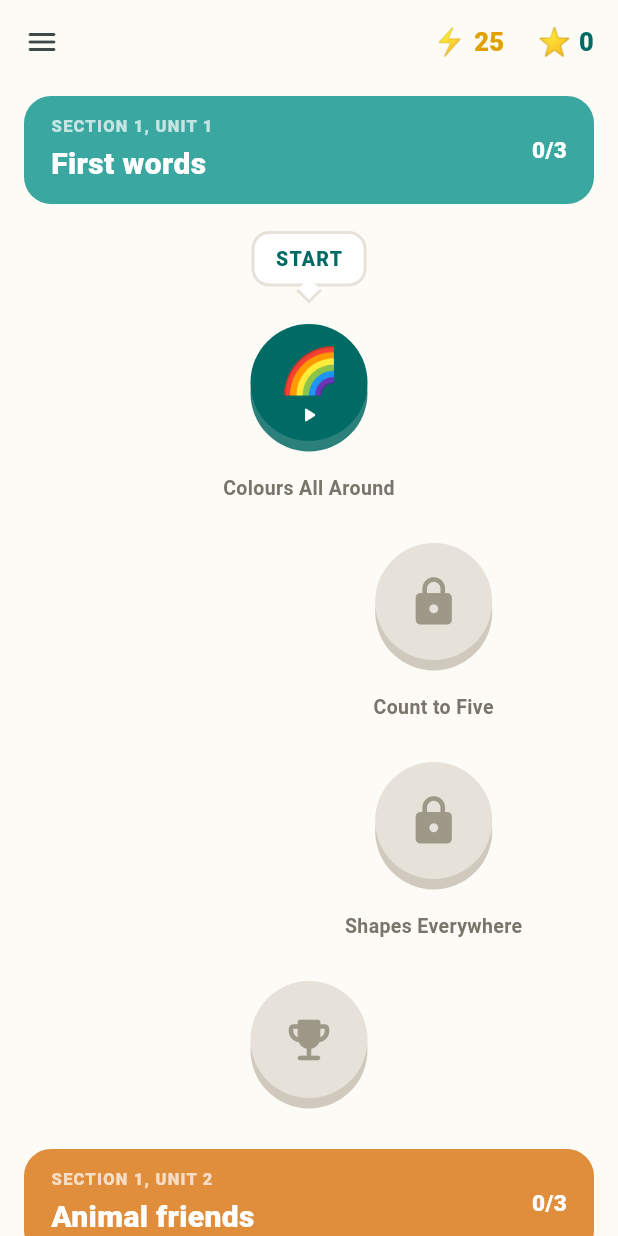
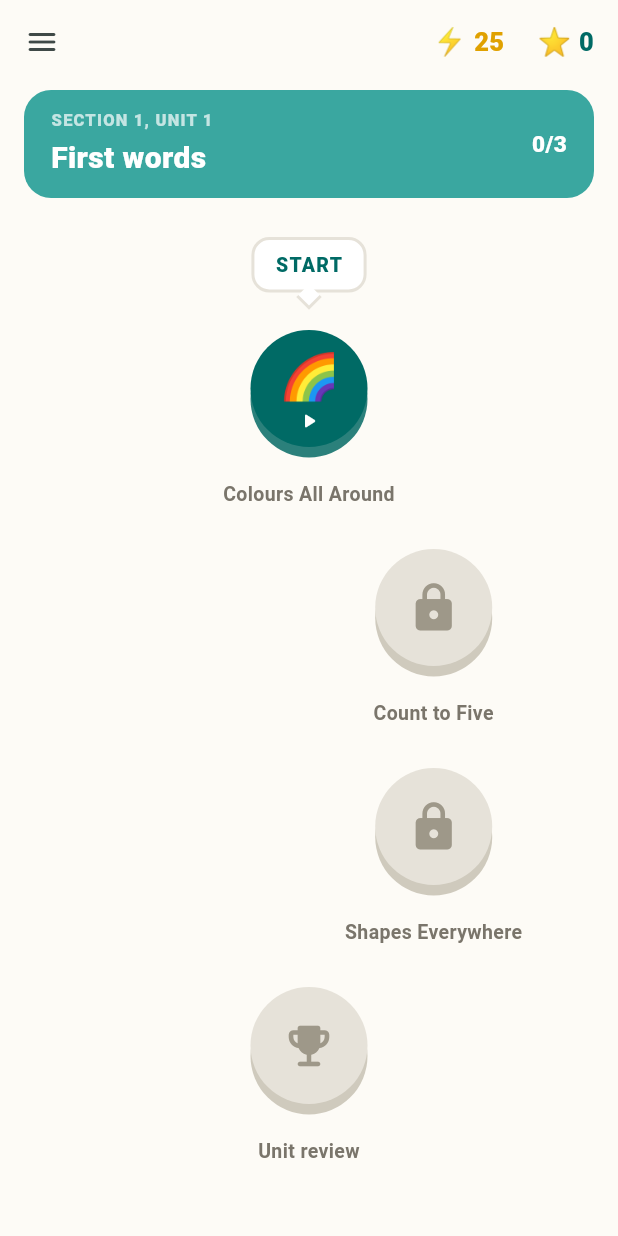
Before and after one commit to damiapp/kids-books, a Flutter app: the screen it shows once a user with an empty profile is signed in, on a phone screen of 412 x 824 dp. Run offline on Flutter 3.47's test engine with Material 3 defaults, Android fonts, the phone set to English and light mode, and no system bars; our stand-ins replace firebase_auth, firebase_core, flutter_tts, shared_preferences; missing offline and left inert: purchases_flutter; accounts and stored records are empty.

Commit message:
Show one unit banner at a time, and make the trophy a real review lesson
Every unit header was a pinned sliver, so scrolling stacked them on top
of each other and they ate the screen — by unit 3 the banners covered
the trail itself. Now there's a single banner above the list whose
contents swap to whichever unit you've scrolled into, measured by a
scroll listener against each section's box.

The trophy was also just decoration: locked, or gold once the unit was
done, and never tappable. It now plays a unit review — six words pulled
round-robin from every lesson in that unit so the whole section gets
tested, built at runtime by _reviewLesson and tracked as
`review_<unit id>`. The word order is seeded by the unit id, so quitting
mid-review and coming back resumes on the right word. It costs energy
and replays free, same as any other lesson.

LessonUnit gains an `id` for that tracking key.

Bumps to 0.7.1+13.
Co-Authored-By: Claude Opus 5 <noreply@anthropic.com>
Claude-Session: https://claude.ai/code/session_01HfN1WFWwEEC8eDXrWps3Gx

```diff
--- a/lib/data/lesson_catalog.dart
+++ b/lib/data/lesson_catalog.dart
@@ -5,11 +5,15 @@ import '../models/lesson.dart';
 /// in the order they unlock.
 class LessonUnit {
   const LessonUnit({
+    required this.id,
     required this.section,
     required this.title,
     required this.color,
     required this.lessonIds,
   });
+
+  /// Stable id — the unit's review lesson is tracked as `review_<id>`.
+  final String id;
 
   /// Small label above the title, e.g. "SECTION 1, UNIT 1".
   final String section;
@@ -43,30 +47,35 @@ class LessonCatalog {
   /// finished, so order here is what gates progression.
   static const List<LessonUnit> units = [
     LessonUnit(
+      id: 'first_words',
       section: 'SECTION 1, UNIT 1',
       title: 'First words',
       color: Color(0xFF3AA7A0),
       lessonIds: ['colours', 'numbers', 'shapes'],
     ),
     LessonUnit(
+      id: 'animal_friends',
       section: 'SECTION 1, UNIT 2',
       title: 'Animal friends',
       color: Color(0xFFE08D3C),
       lessonIds: ['animals', 'farm', 'garden'],
     ),
     LessonUnit(
+      id: 'every_day',
       section: 'SECTION 1, UNIT 3',
       title: 'Every day',
       color: Color(0xFF7C6BB5),
       lessonIds: ['food', 'body', 'clothes'],
     ),
     LessonUnit(
+      id: 'my_world',
       section: 'SECTION 1, UNIT 4',
       title: 'My world',
       color: Color(0xFF3D8BC4),
       lessonIds: ['family', 'weather', 'vehicles'],
     ),
     LessonUnit(
+      id: 'how_i_feel',
       section: 'SECTION 1, UNIT 5',
       title: 'How I feel',
       color: Color(0xFFD45D79),
--- a/lib/screens/path_screen.dart
+++ b/lib/screens/path_screen.dart
@@ -36,10 +36,69 @@ class PathScreen extends StatefulWidget {
 }
 
 class _PathScreenState extends State<PathScreen> {
+  final _scrollKey = GlobalKey();
+  late final List<GlobalKey> _unitKeys =
+      List.generate(LessonCatalog.units.length, (_) => GlobalKey());
+
+  /// Which unit the single banner at the top is currently showing.
+  int _activeUnit = 0;
+
   @override
   void initState() {
     super.initState();
     widget.energy.refresh();
+  }
+
+  /// The banner shows whichever unit has scrolled up past the top of the
+  /// list — only one is ever on screen, so they can't stack up.
+  void _updateActiveUnit() {
+    final scrollBox = _scrollKey.currentContext?.findRenderObject();
+    if (scrollBox is! RenderBox || !scrollBox.attached) return;
+    final listTop = scrollBox.localToGlobal(Offset.zero).dy;
+
+    var active = 0;
+    for (var i = 0; i < _unitKeys.length; i++) {
+      // Units far off screen aren't laid out yet, so they just don't vote.
+      final box = _unitKeys[i].currentContext?.findRenderObject();
+      if (box is! RenderBox || !box.attached) continue;
+      if (box.localToGlobal(Offset.zero).dy <= listTop + 8) active = i;
+    }
+    if (active != _activeUnit) setState(() => _activeUnit = active);
+  }
+
+  /// A unit's trophy lesson: a shuffled mix pulled from every lesson in
+  /// that unit, so it tests the whole section rather than one topic. The
+  /// seed is the unit id, so the order is stable — a half-finished review
+  /// resumes on the word it left off on.
+  Lesson _reviewLesson(LessonUnit unit) {
+    final perLesson = [
+      for (final id in unit.lessonIds)
+        LessonCatalog.byId(id).words.toList()
+          ..shuffle(Random(unit.id.hashCode ^ id.hashCode)),
+    ];
+
+    // Round-robin so every lesson in the unit is represented.
+    final picked = <LessonWord>[];
+    for (var round = 0; picked.length < 6; round++) {
+      var addedAny = false;
+      for (final words in perLesson) {
+        if (round < words.length && picked.length < 6) {
+          picked.add(words[round]);
+          addedAny = true;
+        }
+      }
+      if (!addedAny) break;
+    }
+    picked.shuffle(Random(unit.id.hashCode));
+
+    return Lesson(
+      id: 'review_${unit.id}',
+      title: '${unit.title} review',
+      subtitle: 'A mix of everything in this unit',
+      coverEmoji: '🏆',
+      coverColor: unit.color,
+      words: picked,
+    );
   }
 
   /// Every lesson, in unlock order.
@@ -88,12 +147,12 @@ class _PathScreenState extends State<PathScreen> {
     ));
   }
 
-  void _showLocked(BuildContext context) {
+  void _showLocked(BuildContext context, String message) {
     ScaffoldMessenger.of(context)
       ..clearSnackBars()
-      ..showSnackBar(const SnackBar(
-        content: Text('Finish the lesson before this one first.'),
-        duration: Duration(seconds: 2),
+      ..showSnackBar(SnackBar(
+        content: Text(message),
+        duration: const Duration(seconds: 2),
       ));
   }
 
@@ -157,6 +216,71 @@ class _PathScreenState extends State<PathScreen> {
     );
   }
 
+  /// One unit's stretch of trail: a node per lesson, then the trophy that
+  /// plays the unit's review.
+  Widget _unitSection(
+    BuildContext context,
+    LessonUnit unit,
+    int unitIndex,
+    Key sectionKey,
+  ) {
+    final rows = <Widget>[];
+
+    for (var i = 0; i < unit.lessonIds.length; i++) {
+      final lesson = LessonCatalog.byId(unit.lessonIds[i]);
+      final state = _stateOf(lesson);
+      rows.add(_PathRow(
+        index: i,
+        label: lesson.title,
+        child: _PathNode(
+          state: state,
+          icon: state == _NodeState.completed
+              ? Icons.star_rounded
+              : state == _NodeState.current
+                  ? Icons.play_arrow_rounded
+                  : Icons.lock_rounded,
+          emoji: state == _NodeState.locked ? null : lesson.coverEmoji,
+          progress: state == _NodeState.current ? _progressOf(lesson) : null,
+          showStart: state == _NodeState.current,
+          onTap: state == _NodeState.locked
+              ? () => _showLocked(
+                  context, 'Finish the lesson before this one first.')
+              : () => _openLesson(context, lesson),
+        ),
+      ));
+    }
+
+    final unitDone = unit.lessonIds.every(widget.progress.isCompleted);
+    final review = _reviewLesson(unit);
+    final reviewDone = widget.progress.isCompleted(review.id);
+
+    rows.add(_PathRow(
+      index: unit.lessonIds.length,
+      label: 'Unit review',
+      child: _PathNode(
+        state: reviewDone
+            ? _NodeState.completed
+            : unitDone
+                ? _NodeState.current
+                : _NodeState.locked,
+        icon: Icons.emoji_events_rounded,
+        progress: unitDone && !reviewDone ? _progressOf(review) : null,
+        onTap: unitDone
+            ? () => _openLesson(context, review)
+            : () => _showLocked(
+                context, 'Finish every lesson in this unit first.'),
+      ),
+    ));
+
+    // The key rides on this box (not the sliver) so the scroll listener can
+    // measure where the unit sits — slivers aren't RenderBoxes.
+    return Padding(
+      key: sectionKey,
+      padding: EdgeInsets.only(top: unitIndex == 0 ? 8 : 28, bottom: 8),
+      child: Column(children: rows),
+    );
+  }
+
   @override
   Widget build(BuildContext context) {
     return Scaffold(
@@ -174,6 +298,8 @@ class _PathScreenState extends State<PathScreen> {
                 .where((b) => widget.progress.isCompleted(b.id))
                 .length;
 
+            final activeUnit = LessonCatalog.units[_activeUnit];
+
             return Column(
               children: [
                 _TopBar(
@@ -182,69 +308,31 @@ class _PathScreenState extends State<PathScreen> {
                   completedCount: completedCount,
                   onEnergyTap: () => _openSubscribe(context),
                 ),
-                Expanded(
-                  child: CustomScrollView(
-                    slivers: [
-                      for (final unit in LessonCatalog.units) ...[
-                        SliverPersistentHeader(
-                          pinned: true,
-                          delegate: _UnitHeaderDelegate(
-                            unit: unit,
-                            doneCount: unit.lessonIds
+                _UnitBanner(
+                  unit: activeUnit,
+                  doneCount: activeUnit.lessonIds
                       .where(widget.progress.isCompleted)
                       .length,
                 ),
+                Expanded(
+                  child: NotificationListener<ScrollNotification>(
+                    onNotification: (_) {
+                      _updateActiveUnit();
+                      return false;
+                    },
+                    child: SizedBox.expand(
+                      key: _scrollKey,
+                      child: CustomScrollView(
+                        slivers: [
+                          for (var u = 0; u < LessonCatalog.units.length; u++)
+                            SliverToBoxAdapter(
+                              child: _unitSection(context,
+                                  LessonCatalog.units[u], u, _unitKeys[u]),
                             ),
-                        SliverList.builder(
-                          // One node per lesson, plus a trophy to close the unit.
-                          itemCount: unit.lessonIds.length + 1,
-                          itemBuilder: (context, i) {
-                            if (i == unit.lessonIds.length) {
-                              final unitDone = unit.lessonIds
-                                  .every(widget.progress.isCompleted);
-                              return _PathRow(
-                                index: i,
-                                child: _PathNode(
-                                  state: unitDone
-                                      ? _NodeState.completed
-                                      : _NodeState.locked,
-                                  icon: Icons.emoji_events_rounded,
-                                  onTap: unitDone
-                                      ? null
-                                      : () => _showLocked(context),
+                          const SliverToBoxAdapter(child: SizedBox(height: 48)),
+                        ],
                       ),
-                              );
-                            }
-
-                            final lesson = LessonCatalog.byId(unit.lessonIds[i]);
-                            final state = _stateOf(lesson);
-                            return _PathRow(
-                              index: i,
-                              label: lesson.title,
-                              child: _PathNode(
-                                state: state,
-                                icon: state == _NodeState.completed
-                                    ? Icons.star_rounded
-                                    : state == _NodeState.current
-                                        ? Icons.play_arrow_rounded
-                                        : Icons.lock_rounded,
-                                emoji: state == _NodeState.locked
-                                    ? null
-                                    : lesson.coverEmoji,
-                                progress: state == _NodeState.current
-                                    ? _progressOf(lesson)
-                                    : null,
-                                showStart: state == _NodeState.current,
-                                onTap: state == _NodeState.locked
-                                    ? () => _showLocked(context)
-                                    : () => _openLesson(context, lesson),
                     ),
-                            );
-                          },
-                        ),
-                      ],
-                      const SliverToBoxAdapter(child: SizedBox(height: 32)),
-                    ],
                   ),
                 ),
               ],
@@ -360,27 +448,24 @@ class _Stat extends StatelessWidget {
   }
 }
 
-class _UnitHeaderDelegate extends SliverPersistentHeaderDelegate {
-  _UnitHeaderDelegate({required this.unit, required this.doneCount});
+/// The one banner at the top of the path. Its contents swap to whichever
+/// unit you've scrolled into, so banners never stack up.
+class _UnitBanner extends StatelessWidget {
+  const _UnitBanner({required this.unit, required this.doneCount});
 
   final LessonUnit unit;
   final int doneCount;
 
   @override
-  double get minExtent => 88;
-
-  @override
-  double get maxExtent => 88;
-
-  @override
-  Widget build(BuildContext context, double shrinkOffset, bool overlapsContent) {
-    return Container(
-      color: Theme.of(context).scaffoldBackgroundColor,
-      padding: const EdgeInsets.fromLTRB(16, 8, 16, 8),
-      child: Material(
+  Widget build(BuildContext context) {
+    return Padding(
+      padding: const EdgeInsets.fromLTRB(16, 4, 16, 8),
+      child: AnimatedContainer(
+        duration: const Duration(milliseconds: 250),
+        decoration: BoxDecoration(
           color: unit.color,
           borderRadius: BorderRadius.circular(18),
-        child: Padding(
+        ),
         padding: const EdgeInsets.symmetric(horizontal: 18, vertical: 12),
         child: Row(
           children: [
@@ -422,13 +507,8 @@ class _UnitHeaderDelegate extends SliverPersistentHeaderDelegate {
           ],
         ),
       ),
-      ),
     );
   }
-
-  @override
-  bool shouldRebuild(covariant _UnitHeaderDelegate old) =>
-      old.unit != unit || old.doneCount != doneCount;
 }
 
 /// Places a node along the winding trail, with its title underneath.
--- a/pubspec.yaml
+++ b/pubspec.yaml
@@ -5,7 +5,7 @@ publish_to: "none"
 # MINOR when a roadmap phase ships (see README), and always bump the build
 # number (+N, after the +) on every push — that's what makes each APK
 # install as an update on a phone instead of needing an uninstall first.
-version: 0.7.0+12
+version: 0.7.1+13
 
 environment:
   sdk: ">=3.6.0 <4.0.0"
```
Also changed, not shown: 1 other file. Lines whose indentation alone changed are shown as unchanged.
